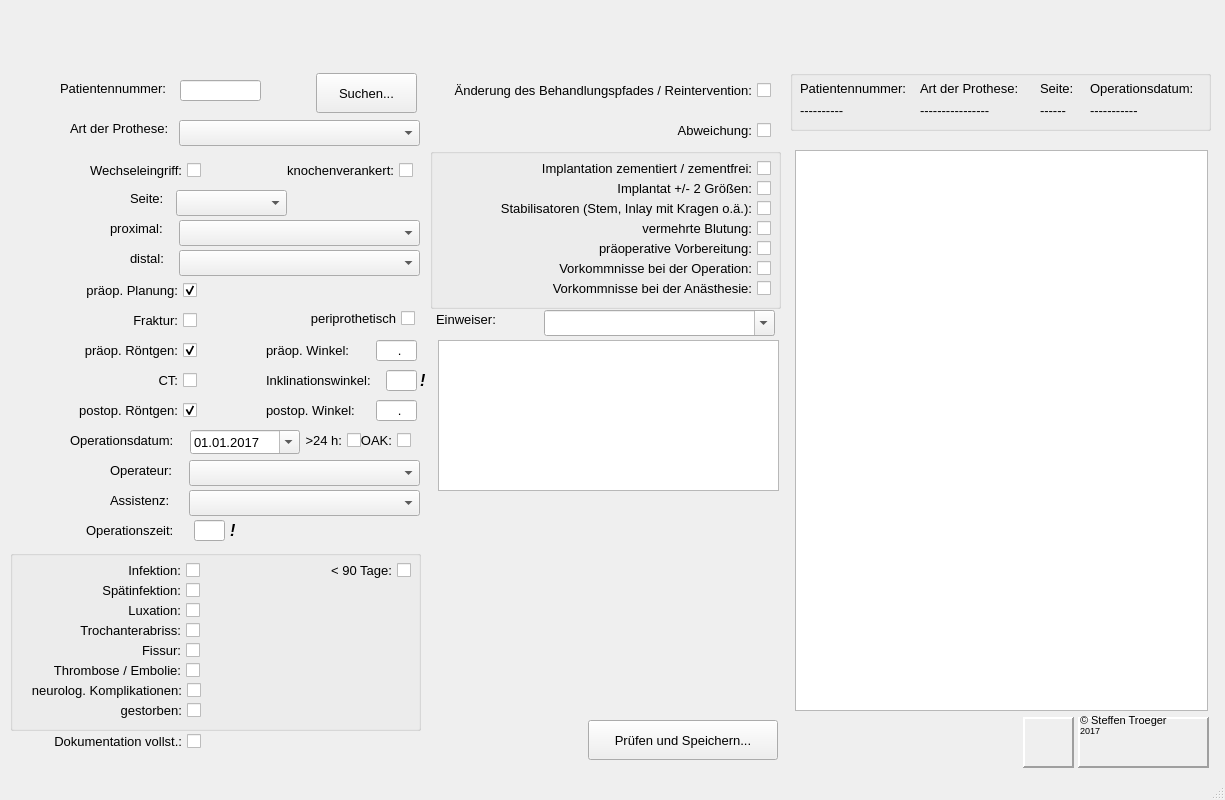
Bradyphrenia/prothesen, file mainwindow.ui: the form before one commit.
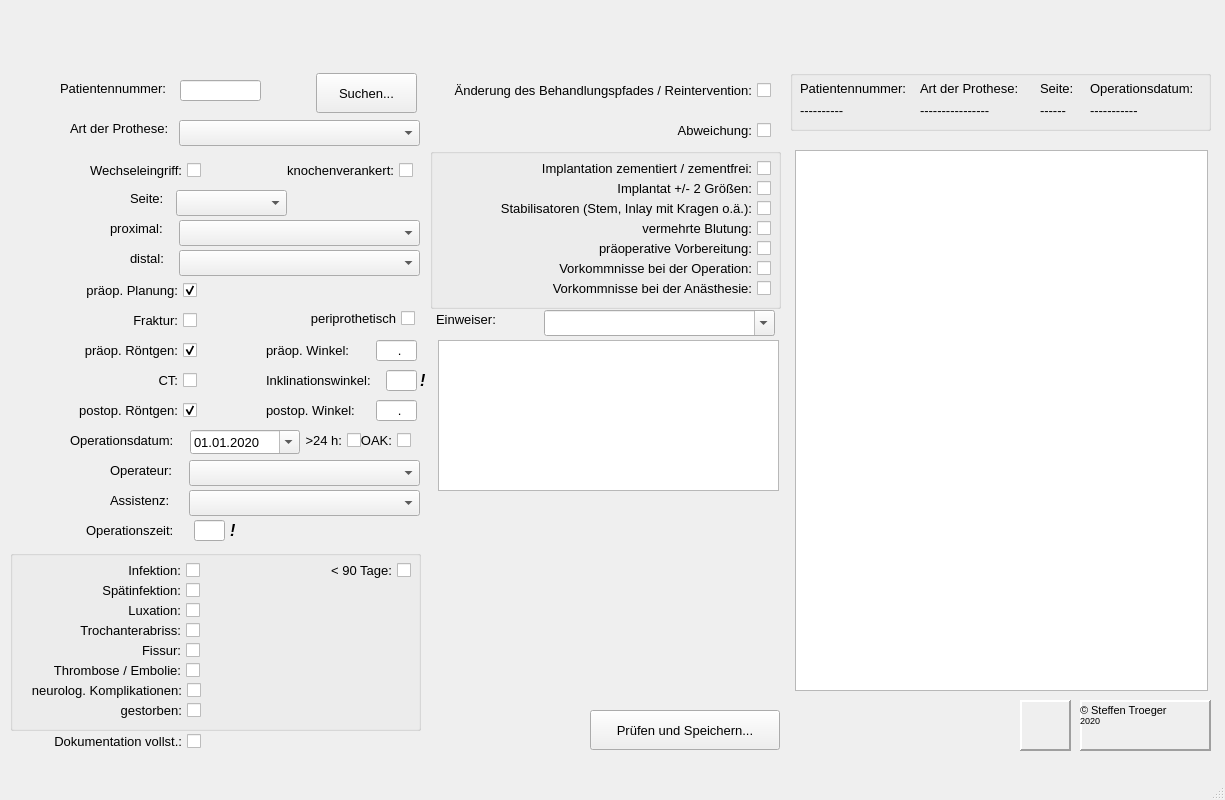
The form after the commit. Icons and pictures are not drawn.

Patch:
```diff
--- a/mainwindow.ui
+++ b/mainwindow.ui
@@ -508,7 +508,7 @@
     <property name="geometry">
      <rect>
       <x>1080</x>
-      <y>710</y>
+      <y>700</y>
       <width>111</width>
       <height>21</height>
      </rect>
@@ -644,8 +644,8 @@
    <widget class="QPushButton" name="pushButton_speichern">
     <property name="geometry">
      <rect>
-      <x>588</x>
-      <y>720</y>
+      <x>590</x>
+      <y>710</y>
       <width>190</width>
       <height>40</height>
      </rect>
@@ -657,8 +657,8 @@
    <widget class="QLabel" name="label_boddenkliniken">
     <property name="geometry">
      <rect>
-      <x>1078</x>
-      <y>717</y>
+      <x>1080</x>
+      <y>700</y>
       <width>131</width>
       <height>51</height>
      </rect>
@@ -685,8 +685,8 @@
    <widget class="QLabel" name="label_endocert">
     <property name="geometry">
      <rect>
-      <x>1023</x>
-      <y>717</y>
+      <x>1020</x>
+      <y>700</y>
       <width>51</width>
       <height>51</height>
      </rect>
@@ -724,7 +724,7 @@
       <hour>0</hour>
       <minute>0</minute>
       <second>0</second>
-      <year>2017</year>
+      <year>2020</year>
       <month>1</month>
       <day>1</day>
      </datetime>
@@ -737,7 +737,7 @@
     </property>
     <property name="date">
      <date>
-      <year>2017</year>
+      <year>2020</year>
       <month>1</month>
       <day>1</day>
      </date>
@@ -747,7 +747,7 @@
     <property name="geometry">
      <rect>
       <x>1080</x>
-      <y>720</y>
+      <y>710</y>
       <width>31</width>
       <height>21</height>
      </rect>
@@ -758,7 +758,7 @@
      </font>
     </property>
     <property name="text">
-     <string>2017</string>
+     <string>2020</string>
     </property>
    </widget>
    <widget class="QGroupBox" name="groupBox_vorhanden">
@@ -1251,7 +1251,7 @@
       <x>795</x>
       <y>150</y>
       <width>413</width>
-      <height>561</height>
+      <height>541</height>
      </rect>
     </property>
    </widget>
```
Left out of the diff: 13 changed lines with no effect on the pictures.
